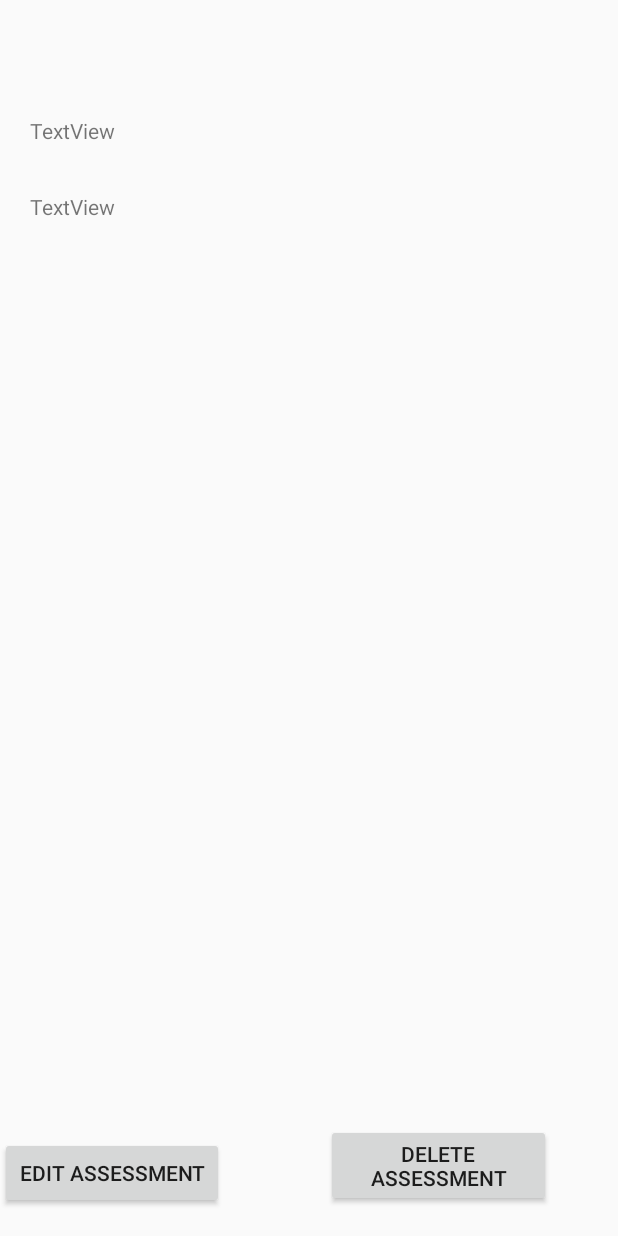
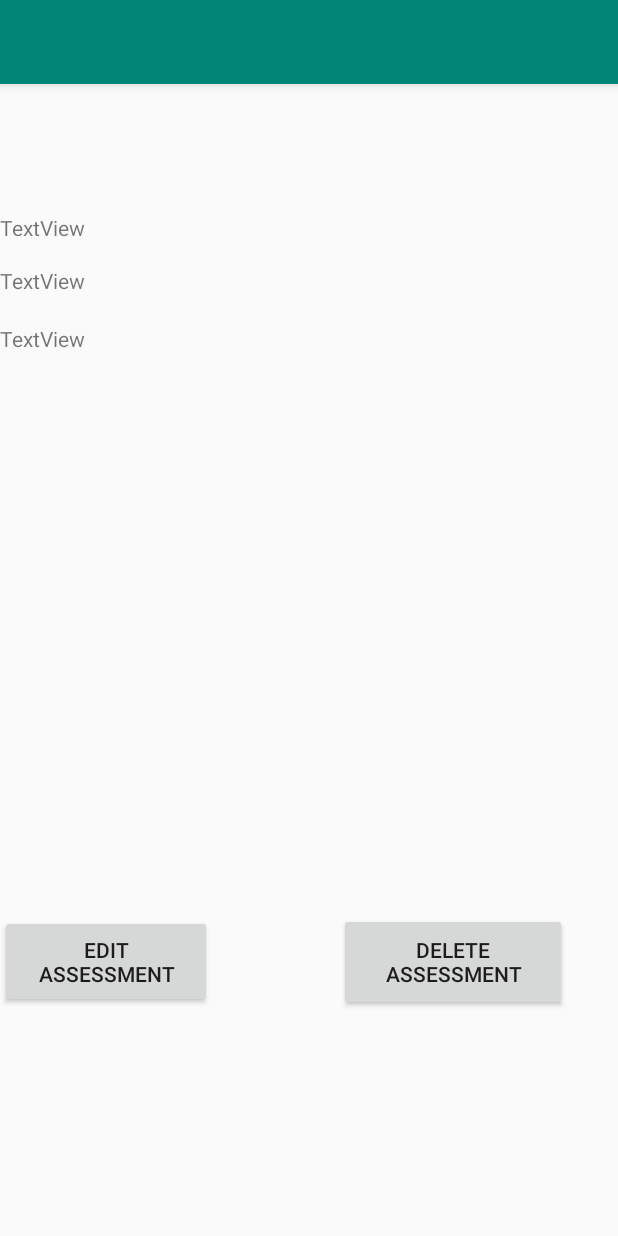
Before and after one commit to XarnnibusTug/WGU-Term_Tracker, an Android app: the layout activity_assessment_view.xml on its own in the app's theme, with its tools: preview values and no code run, on a phone screen of 412 x 824 dp. Run offline under Robolectric (Android 15) with nearby library versions, the phone set to English and light mode, and no system bars.

```diff
--- a/app/src/main/res/layout/activity_assessment_view.xml
+++ b/app/src/main/res/layout/activity_assessment_view.xml
@@ -1,57 +1,25 @@
 <?xml version="1.0" encoding="utf-8"?>
-<RelativeLayout xmlns:android="http://schemas.android.com/apk/res/android"
+<android.support.design.widget.CoordinatorLayout xmlns:android="http://schemas.android.com/apk/res/android"
     xmlns:app="http://schemas.android.com/apk/res-auto"
     xmlns:tools="http://schemas.android.com/tools"
     android:layout_width="match_parent"
     android:layout_height="match_parent"
     tools:context=".AssessmentViewActivity">
 
-    <TextView
-        android:id="@+id/assessmentTitle"
-        android:layout_width="194dp"
-        android:layout_height="40dp"
-        android:layout_alignParentStart="true"
-        android:layout_alignParentLeft="true"
-        android:layout_alignParentTop="true"
-        android:layout_marginStart="20dp"
-        android:layout_marginLeft="20dp"
-        android:layout_marginTop="26dp" />
+    <android.support.design.widget.AppBarLayout
+        android:layout_width="match_parent"
+        android:layout_height="wrap_content"
+        android:theme="@style/AppTheme.AppBarOverlay">
 
-    <TextView
-        android:id="@+id/assessmentDateTime"
-        android:layout_width="194dp"
-        android:layout_height="35dp"
-        android:layout_alignStart="@+id/assessmentTitle"
-        android:layout_alignParentTop="true"
-        android:layout_marginTop="77dp"
-        android:text="TextView" />
+        <android.support.v7.widget.Toolbar
+            android:id="@+id/toolbar"
+            android:layout_width="match_parent"
+            android:layout_height="?attr/actionBarSize"
+            android:background="?attr/colorPrimary"
+            app:popupTheme="@style/AppTheme.PopupOverlay" />
 
-    <TextView
-        android:id="@+id/assessmentDescription"
-        android:layout_width="199dp"
-        android:layout_height="35dp"
-        android:layout_alignStart="@+id/assessmentTitle"
-        android:layout_alignParentTop="true"
-        android:layout_marginTop="128dp"
-        android:text="TextView" />
+    </android.support.design.widget.AppBarLayout>
 
-    <Button
-        android:id="@+id/button6"
-        android:layout_width="149dp"
-        android:layout_height="wrap_content"
-        android:layout_alignParentStart="true"
-        android:layout_alignParentBottom="true"
-        android:layout_marginBottom="18dp"
-        android:text="@string/edit_assessment_button" />
+    <include layout="@layout/content_assessment_view" />
 
-    <Button
-        android:id="@+id/button7"
-        android:layout_width="150dp"
-        android:layout_height="wrap_content"
-        android:layout_alignEnd="@+id/assessmentTitle"
-        android:layout_alignParentBottom="true"
-        android:layout_marginEnd="-153dp"
-        android:layout_marginBottom="19dp"
-        android:onClick="deleteAssessment"
-        android:text="@string/delete_assessment_button" />
-</RelativeLayout>
+</android.support.design.widget.CoordinatorLayout>
--- a/app/src/main/res/layout/activity_course_editor.xml
+++ b/app/src/main/res/layout/activity_course_editor.xml
@@ -54,6 +54,7 @@
             android:layout_row="1"
             android:layout_column="1"
             android:layout_margin="8dp"
+            android:hint="Course Start Date"
             android:inputType="date" />
 
         <TextView
@@ -72,6 +73,7 @@
             android:layout_row="2"
             android:layout_column="1"
             android:layout_margin="8dp"
+            android:hint="Course End Date"
             android:inputType="date" />
 
         <TextView
--- a/app/src/main/res/layout/activity_term_editor.xml
+++ b/app/src/main/res/layout/activity_term_editor.xml
@@ -54,6 +54,7 @@
             android:layout_row="1"
             android:layout_column="1"
             android:layout_margin="8dp"
+            android:hint="Term Start Date"
             android:inputType="date" />
 
         <TextView
@@ -73,6 +74,7 @@
             android:layout_row="2"
             android:layout_column="1"
             android:layout_margin="8dp"
+            android:hint="Term End Date"
             android:inputType="date" />
     </GridLayout>
 
--- /dev/null
+++ b/app/src/main/res/layout/content_assessment_view.xml
@@ -0,0 +1,72 @@
+<?xml version="1.0" encoding="utf-8"?>
+<RelativeLayout xmlns:android="http://schemas.android.com/apk/res/android"
+    xmlns:app="http://schemas.android.com/apk/res-auto"
+    xmlns:tools="http://schemas.android.com/tools"
+    android:layout_width="match_parent"
+    android:layout_height="match_parent"
+    app:layout_behavior="@string/appbar_scrolling_view_behavior"
+    tools:context=".AssessmentViewActivity"
+    tools:showIn="@layout/activity_assessment_view">
+
+    <TextView
+        android:id="@+id/assessmentCodeView"
+        android:layout_width="309dp"
+        android:layout_height="31dp"
+        android:layout_alignStart="@+id/textView9"
+        android:layout_alignParentTop="true"
+        android:layout_marginTop="56dp" />
+
+    <TextView
+        android:id="@+id/assessmentNameView"
+        android:layout_width="303dp"
+        android:layout_height="34dp"
+        android:layout_alignParentStart="true"
+        android:layout_alignParentTop="true"
+        android:layout_marginStart="0dp"
+        android:layout_marginTop="86dp"
+        android:text="TextView" />
+
+    <TextView
+        android:id="@+id/assessmentDescription"
+        android:layout_width="305dp"
+        android:layout_height="42dp"
+        android:layout_alignParentStart="true"
+        android:layout_alignParentTop="true"
+        android:layout_marginStart="0dp"
+        android:layout_marginTop="121dp"
+        android:text="TextView" />
+
+    <TextView
+        android:id="@+id/assessmentDateTime"
+        android:layout_width="300dp"
+        android:layout_height="40dp"
+        android:layout_alignParentStart="true"
+        android:layout_alignParentTop="true"
+        android:layout_marginStart="0dp"
+        android:layout_marginTop="160dp"
+        android:text="TextView" />
+
+    <Button
+        android:id="@+id/button6"
+        android:layout_width="141dp"
+        android:layout_height="62dp"
+        android:layout_alignParentStart="true"
+        android:layout_alignParentBottom="true"
+        android:layout_marginBottom="152dp"
+        android:onClick="editAssessment"
+        android:text="@string/edit_assessment" />
+
+    <Button
+        android:id="@+id/button9"
+        android:layout_width="152dp"
+        android:layout_height="65dp"
+        android:layout_alignTop="@+id/button6"
+        android:layout_alignParentEnd="true"
+        android:layout_alignParentRight="true"
+        android:layout_marginTop="-1dp"
+        android:layout_marginEnd="34dp"
+        android:layout_marginRight="34dp"
+        android:onClick="deleteAssessment"
+        android:text="@string/delete_assessment_button" />
+
+</RelativeLayout>
--- a/app/src/main/res/menu/menu_assessment_viewer.xml
+++ b/app/src/main/res/menu/menu_assessment_viewer.xml
@@ -1,4 +1,7 @@
 <?xml version="1.0" encoding="utf-8"?>
-<menu xmlns:android="http://schemas.android.com/apk/res/android">
+<menu xmlns:android="http://schemas.android.com/apk/res/android"
+      xmlns:app="http://schemas.android.com/apk/res-auto"
+      xmlns:tools="http://schemas.android.com/tools"
+      tools:context=".AssessmentViewActivity">
 
 </menu>
--- a/app/src/main/res/values/strings.xml
+++ b/app/src/main/res/values/strings.xml
@@ -90,6 +90,7 @@
     <string name="edit_course_note">Edit Note</string>
     <string name="delete_course_note">Delete Note</string>
     <string name="course_note_title">Course Note</string>
+    <string name="share_note">Share Note</string>
 
 
     //Assessment List View
@@ -105,4 +106,5 @@
     <string name="save_assessment_button">Save Assessment</string>
     <string name="new_assessment">New Assessment</string>
     <string name="edit_assessment">Edit Assessment</string>
+    <string name="title_activity_assessment_view">AssessmentViewActivity</string>
 </resources>
```
Also changed, not shown: app/src/main/AndroidManifest.xml (+5 -2 lines), app/src/main/java/com/example/jmor132/myapplication/AlarmHandler.java (+31 -1 lines), app/src/main/java/com/example/jmor132/myapplication/AssessmentViewActivity.java (+44 -5 lines), app/src/main/java/com/example/jmor132/myapplication/CourseNoteViewActivity.java (+11 -0 lines), app/src/main/res/layout/activity_course_note_view.xml (+10 -1 lines).
